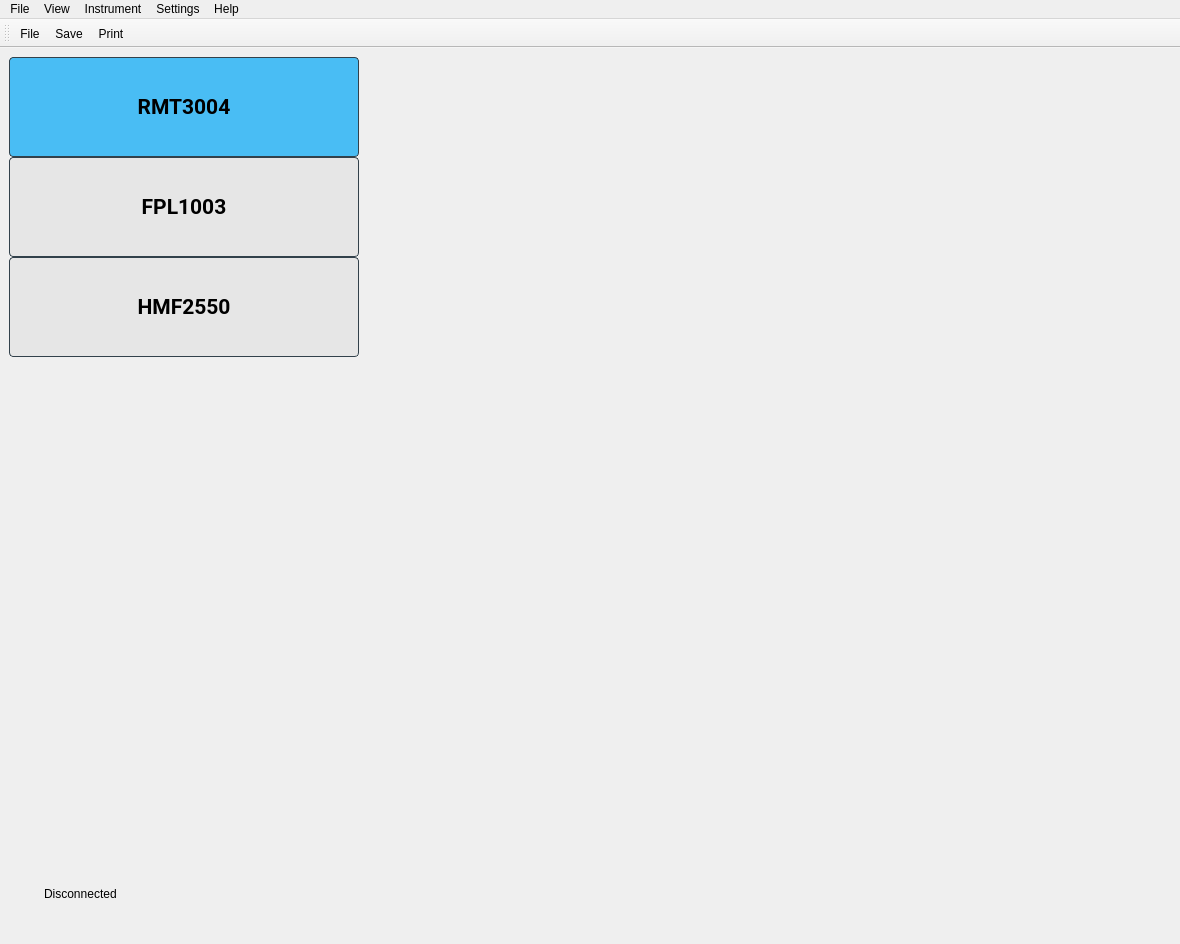
Qt form tas7061bb/widgets/wgMainWindow/wgMainWindow.ui (DoND8xforce/tas7061) before a commit.
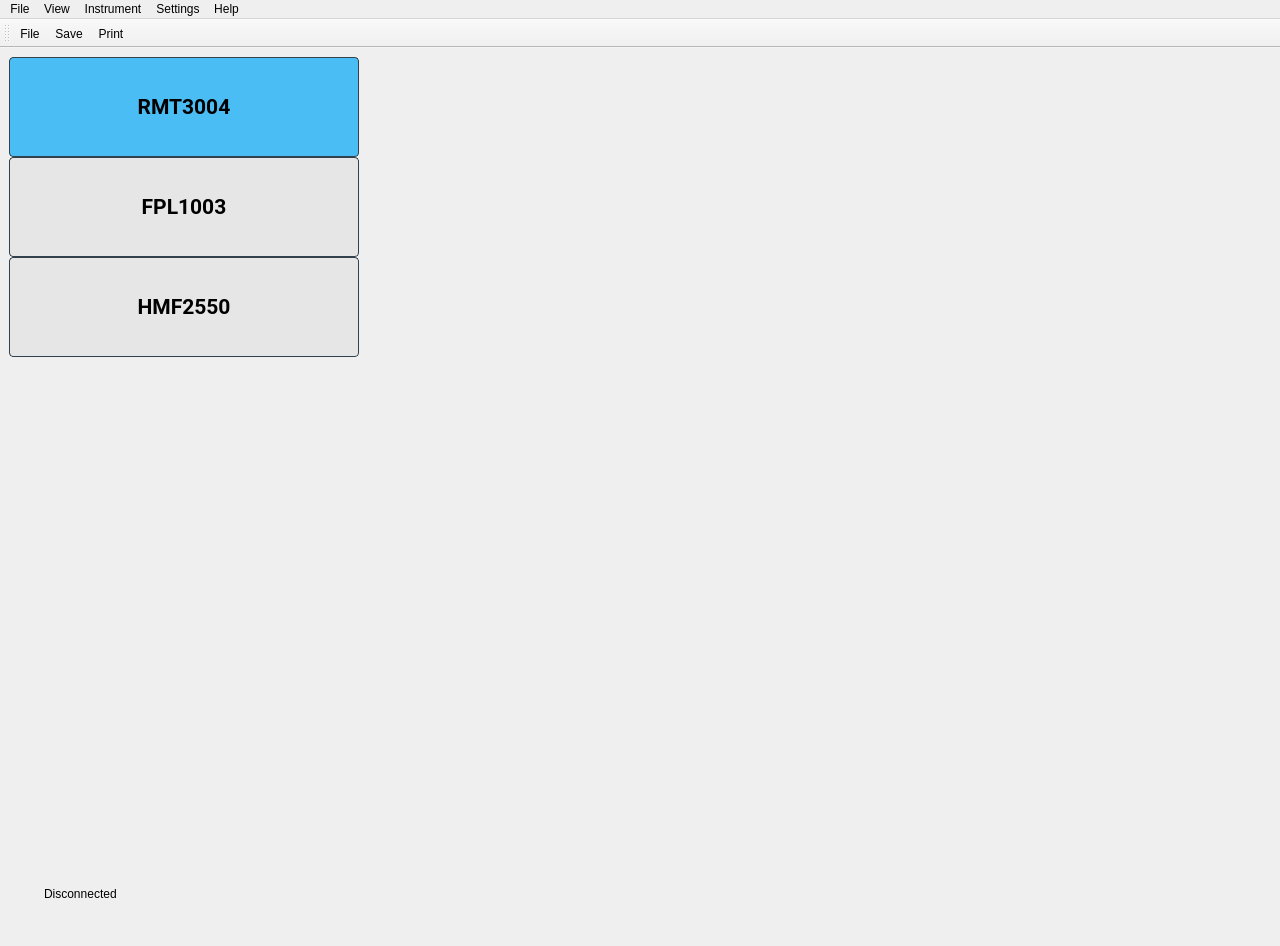
The same form after that commit. Icons and pictures are not drawn.

What changed in the file:
```diff
--- a/tas7061bb/widgets/wgMainWindow/wgMainWindow.ui
+++ b/tas7061bb/widgets/wgMainWindow/wgMainWindow.ui
@@ -6,8 +6,8 @@
    <rect>
     <x>0</x>
     <y>0</y>
-    <width>1180</width>
-    <height>944</height>
+    <width>1280</width>
+    <height>946</height>
    </rect>
   </property>
   <property name="windowTitle">
@@ -101,7 +101,7 @@
      <widget class="QWidget" name="wgContent" native="true">
       <property name="minimumSize">
        <size>
-        <width>800</width>
+        <width>900</width>
         <height>0</height>
        </size>
       </property>
@@ -331,7 +331,7 @@
     <rect>
      <x>0</x>
      <y>0</y>
-     <width>1180</width>
+     <width>1280</width>
      <height>23</height>
     </rect>
    </property>
```
